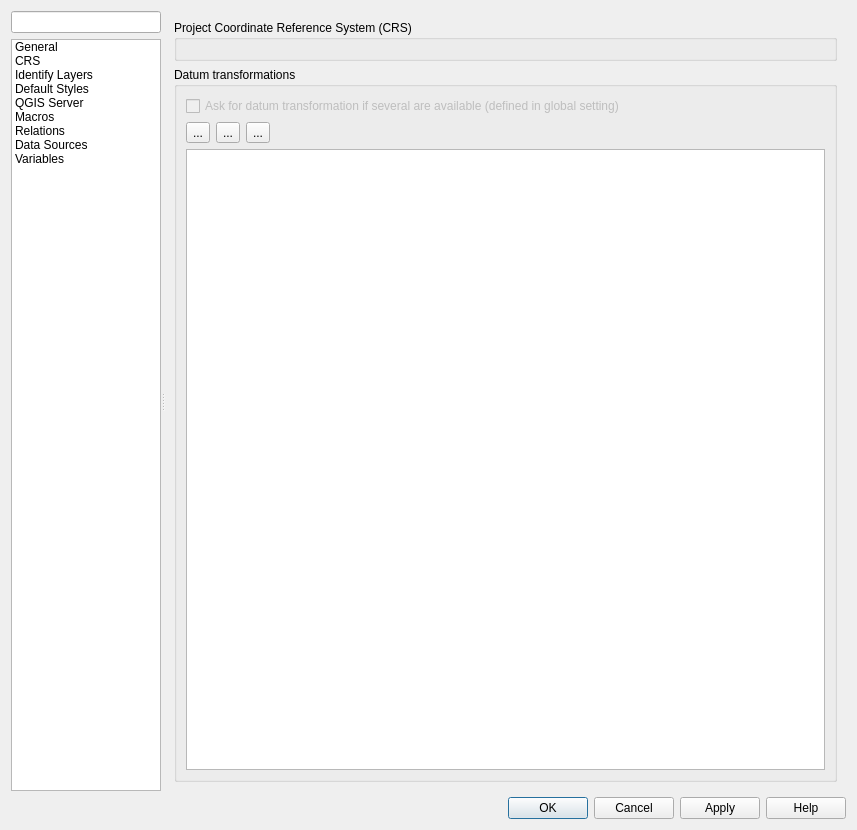
Above: src/ui/qgsprojectpropertiesbase.ui from qgis/QGIS before the change. Below: the same form after it.
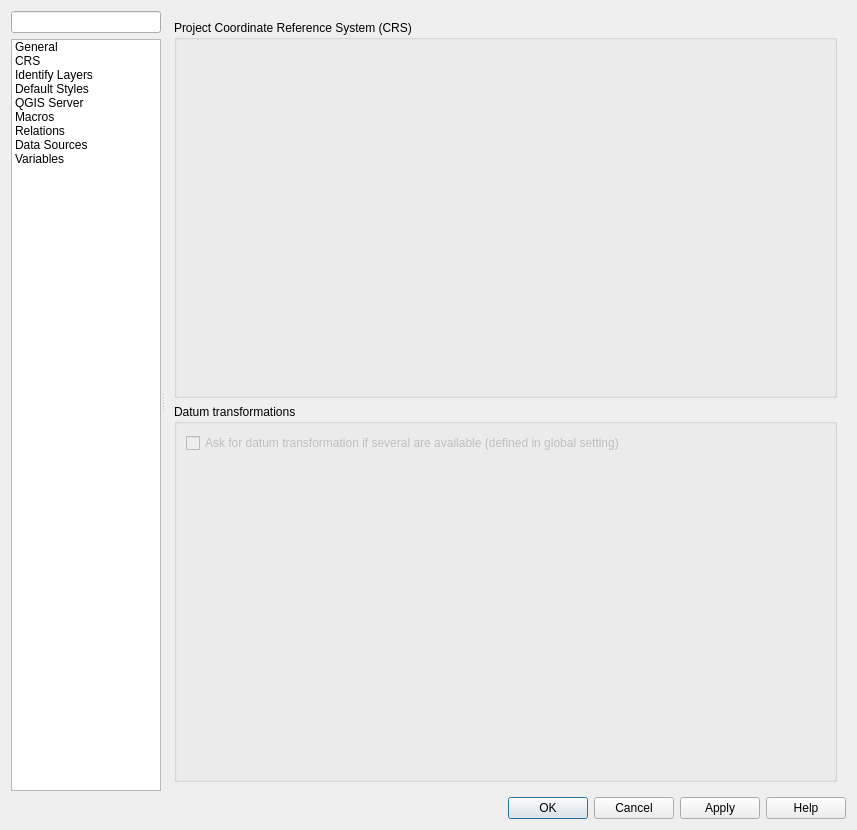
That is the form after the change. Icons and pictures are not drawn. Custom widgets are drawn as their Qt base class.

Commit message:
create a QgsDatumTransformTableWidget to avoid code duplication
this contains the table view and the 3 buttons (add/remove/edit)

```diff
--- a/src/ui/qgsprojectpropertiesbase.ui
+++ b/src/ui/qgsprojectpropertiesbase.ui
@@ -808,53 +808,7 @@
                   <string>Datum transformations</string>
                  </property>
                  <layout class="QGridLayout" name="gridLayout_2">
-                  <item row="1" column="2">
-                   <widget class="QToolButton" name="mDatumTransformEditButton">
-                    <property name="text">
-                     <string>...</string>
-                    </property>
-                    <property name="icon">
-                     <iconset resource="../../images/images.qrc">
-                      <normaloff>:/images/themes/default/mActionToggleEditing.svg</normaloff>:/images/themes/default/mActionToggleEditing.svg</iconset>
-                    </property>
-                   </widget>
-                  </item>
-                  <item row="1" column="1">
-                   <widget class="QToolButton" name="mDatumTransformRemoveButton">
-                    <property name="text">
-                     <string>...</string>
-                    </property>
-                    <property name="icon">
-                     <iconset resource="../../images/images.qrc">
-                      <normaloff>:/images/themes/default/symbologyRemove.svg</normaloff>:/images/themes/default/symbologyRemove.svg</iconset>
-                    </property>
-                   </widget>
-                  </item>
-                  <item row="1" column="0">
-                   <widget class="QToolButton" name="mDatumTransformAddButton">
-                    <property name="text">
-                     <string>...</string>
-                    </property>
-                    <property name="icon">
-                     <iconset resource="../../images/images.qrc">
-                      <normaloff>:/images/themes/default/symbologyAdd.svg</normaloff>:/images/themes/default/symbologyAdd.svg</iconset>
-                    </property>
-                   </widget>
-                  </item>
-                  <item row="1" column="3">
-                   <spacer name="horizontalSpacer_5">
-                    <property name="orientation">
-                     <enum>Qt::Horizontal</enum>
-                    </property>
-                    <property name="sizeHint" stdset="0">
-                     <size>
-                      <width>40</width>
-                      <height>20</height>
-                     </size>
-                    </property>
-                   </spacer>
-                  </item>
-                  <item row="0" column="0" colspan="4">
+                  <item row="0" column="0">
                    <widget class="QCheckBox" name="mShowDatumTransformDialogCheckBox">
                     <property name="enabled">
                      <bool>false</bool>
@@ -864,8 +818,8 @@
                     </property>
                    </widget>
                   </item>
-                  <item row="2" column="0" colspan="4">
-                   <widget class="QTableView" name="mDatumTransformTableView"/>
+                  <item row="1" column="0">
+                   <widget class="QgsDatumTransformTableWidget" name="mDatumTransformTableWidget" native="true"/>
                   </item>
                  </layout>
                  <zorder>mDatumTransformTableView</zorder>
@@ -2687,12 +2641,6 @@
   </layout>
  </widget>
  <customwidgets>
-  <customwidget>
-   <class>QgsScrollArea</class>
-   <extends>QScrollArea</extends>
-   <header>qgsscrollarea.h</header>
-   <container>1</container>
-  </customwidget>
   <customwidget>
    <class>QgsCollapsibleGroupBox</class>
    <extends>QGroupBox</extends>
@@ -2705,29 +2653,35 @@
    <header>qgscolorbutton.h</header>
    <container>1</container>
   </customwidget>
-  <customwidget>
-   <class>QgsVariableEditorWidget</class>
-   <extends>QWidget</extends>
-   <header location="global">qgsvariableeditorwidget.h</header>
-   <container>1</container>
-  </customwidget>
   <customwidget>
    <class>QgsFilterLineEdit</class>
    <extends>QLineEdit</extends>
    <header>qgsfilterlineedit.h</header>
   </customwidget>
-  <customwidget>
-   <class>QgsColorSchemeList</class>
-   <extends>QWidget</extends>
-   <header location="global">qgscolorschemelist.h</header>
-   <container>1</container>
-  </customwidget>
   <customwidget>
    <class>QgsOpacityWidget</class>
    <extends>QWidget</extends>
    <header>qgsopacitywidget.h</header>
    <container>1</container>
   </customwidget>
+  <customwidget>
+   <class>QgsScrollArea</class>
+   <extends>QScrollArea</extends>
+   <header>qgsscrollarea.h</header>
+   <container>1</container>
+  </customwidget>
+  <customwidget>
+   <class>QgsVariableEditorWidget</class>
+   <extends>QWidget</extends>
+   <header location="global">qgsvariableeditorwidget.h</header>
+   <container>1</container>
+  </customwidget>
+  <customwidget>
+   <class>QgsColorSchemeList</class>
+   <extends>QWidget</extends>
+   <header location="global">qgscolorschemelist.h</header>
+   <container>1</container>
+  </customwidget>
   <customwidget>
    <class>QgsCodeEditorPython</class>
    <extends>QWidget</extends>
@@ -2740,6 +2694,12 @@
    <header>qgsprojectionselectiontreewidget.h</header>
    <container>1</container>
   </customwidget>
+  <customwidget>
+   <class>QgsDatumTransformTableWidget</class>
+   <extends>QWidget</extends>
+   <header>qgsdatumtransformtablewidget.h</header>
+   <container>1</container>
+  </customwidget>
  </customwidgets>
  <tabstops>
   <tabstop>mOptionsListWidget</tabstop>
```
Left out of the diff: 55 changed lines with no effect on the pictures. The commit also changes 13 other files.
